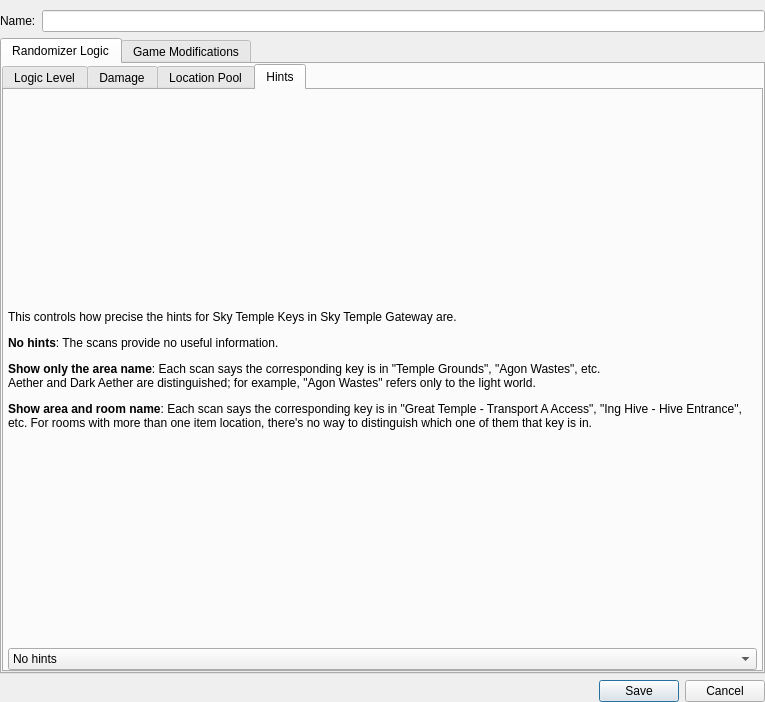
Before: the Qt Designer form randovania/gui/ui_files/logic_settings_window.ui in randovania/randovania, drawn with Qt 5.
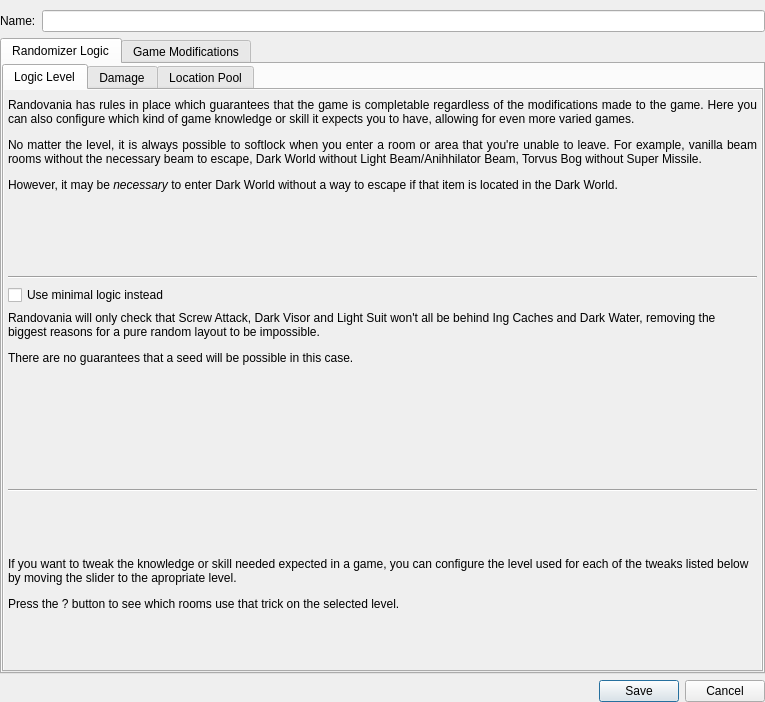
After: the same form once the commit is applied. The open tabs and pages were chosen to show the change.

Commit message: Move Hints Tab to another file

```diff
--- a/randovania/gui/ui_files/logic_settings_window.ui
+++ b/randovania/gui/ui_files/logic_settings_window.ui
@@ -389,54 +389,6 @@
            </item>
           </layout>
          </widget>
-         <widget class="QWidget" name="hint_tab">
-          <attribute name="title">
-           <string>Hints</string>
-          </attribute>
-          <layout class="QVBoxLayout" name="hint_layout">
-           <property name="leftMargin">
-            <number>4</number>
-           </property>
-           <property name="topMargin">
-            <number>8</number>
-           </property>
-           <property name="rightMargin">
-            <number>4</number>
-           </property>
-           <property name="bottomMargin">
-            <number>0</number>
-           </property>
-           <item>
-            <widget class="QLabel" name="hint_sky_temple_key_label">
-             <property name="text">
-              <string>&lt;html&gt;&lt;head/&gt;&lt;body&gt;&lt;p&gt;This controls how precise the hints for Sky Temple Keys in Sky Temple Gateway are.&lt;/p&gt;&lt;p&gt;&lt;span style=&quot; font-weight:600;&quot;&gt;No hints&lt;/span&gt;: The scans provide no useful information.&lt;/p&gt;&lt;p&gt;&lt;span style=&quot; font-weight:600;&quot;&gt;Show only the area name&lt;/span&gt;: Each scan says the corresponding key is in &amp;quot;Temple Grounds&amp;quot;, &amp;quot;Agon Wastes&amp;quot;, etc.&lt;br/&gt;Aether and Dark Aether are distinguished; for example, &amp;quot;Agon Wastes&amp;quot; refers only to the light world.&lt;/p&gt;&lt;p&gt;&lt;span style=&quot; font-weight:600;&quot;&gt;Show area and room name&lt;/span&gt;: Each scan says the corresponding key is in &amp;quot;Great Temple - Transport A Access&amp;quot;, &amp;quot;Ing Hive - Hive Entrance&amp;quot;, etc. For rooms with more than one item location, there's no way to distinguish which one of them that key is in.&lt;/p&gt;&lt;/body&gt;&lt;/html&gt;</string>
-             </property>
-             <property name="wordWrap">
-              <bool>true</bool>
-             </property>
-            </widget>
-           </item>
-           <item>
-            <widget class="QComboBox" name="hint_sky_temple_key_combo">
-             <item>
-              <property name="text">
-               <string>No hints</string>
-              </property>
-             </item>
-             <item>
-              <property name="text">
-               <string>Show only the area name</string>
-              </property>
-             </item>
-             <item>
-              <property name="text">
-               <string>Show area and room name</string>
-              </property>
-             </item>
-            </widget>
-           </item>
-          </layout>
-         </widget>
         </widget>
        </item>
       </layout>
```
Left out of the diff: 4 changed lines with no effect on the pictures. The commit also changes 4 other files.
